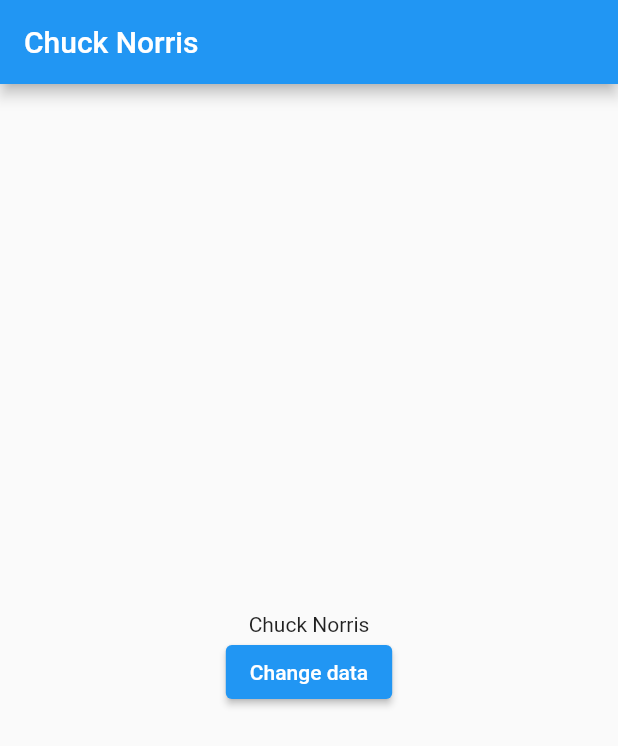
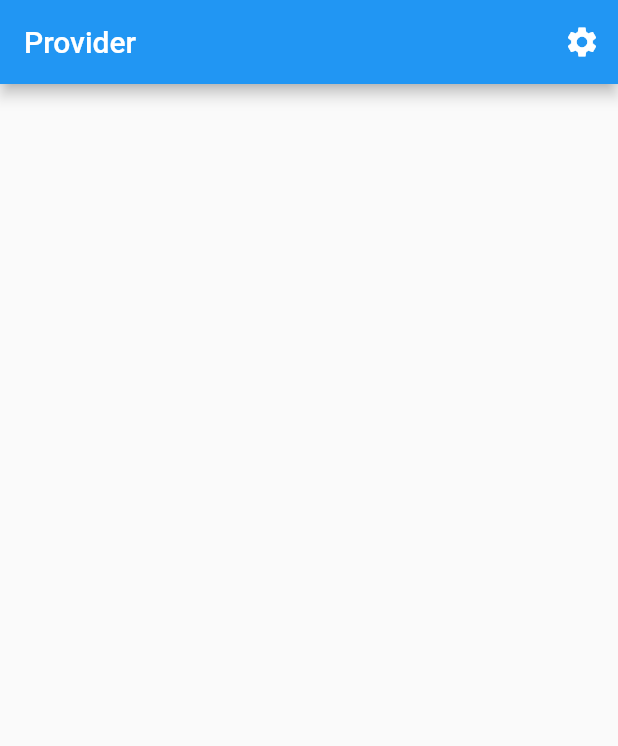
Before and after one commit to princebioh/Provider-State-Management, a Flutter app: the screen it shows after launch, on a phone screen of 412 x 824 dp. Shown: the top 746 px of the screen. Run offline on Flutter 3.47's test engine with Material 2 defaults, Android fonts, the phone set to English and light mode, and no system bars.

Commit message:
Models Added

```diff
--- a/lib/main.dart
+++ b/lib/main.dart
@@ -1,6 +1,8 @@
 import 'package:flutter/material.dart';
 import 'package:provider/provider.dart';
 import 'package:provider_state_management/models/app_data.dart';
+import 'package:provider_state_management/models/settings_model.dart';
+import 'package:provider_state_management/routes/routes.dart';
 
 void main() {
   runApp(const MyApp());
@@ -11,80 +13,21 @@ class MyApp extends StatelessWidget {
 
   @override
   Widget build(BuildContext context) {
-    return const MaterialApp(
-      home: MainPage(),
-    );
-  }
-}
-
-class MainPage extends StatelessWidget {
-  const MainPage({Key? key}) : super(key: key);
-  @override
-  Widget build(BuildContext context) {
-    // print('Building MainPage');
-    return ChangeNotifierProvider(
-      create: (context) => AppData(),
+    return MultiProvider(
+      providers: [
+        ChangeNotifierProvider(
+          create: (context) => AppData(),
+        ),
+        ChangeNotifierProvider(
+          create: (context) => SettingsData(),
+        ),
+      ],
       builder: (context, child) {
-        return Scaffold(
-          appBar: AppBar(
-            title: Consumer<AppData>(
-              builder: (context, value, child) {
-                return Text(value.name);
-              },
-            ),
-          ),
-          body: const Screen2(),
+        return const MaterialApp(
+          initialRoute: RouteManager.homePage,
+          onGenerateRoute: RouteManager.routeNav,
         );
       },
     );
   }
 }
-
-class Screen2 extends StatelessWidget {
-  const Screen2({Key? key}) : super(key: key);
-  @override
-  Widget build(BuildContext context) {
-    // print('Building Screen2');
-    return Container(
-      child: const Screen3(),
-    );
-  }
-}
-
-class Screen3 extends StatelessWidget {
-  const Screen3({Key? key}) : super(key: key);
-  @override
-  Widget build(BuildContext context) {
-    // print('Building Screen3');
-    return Container(
-      child: const Screen4(),
-    );
-  }
-}
-
-class Screen4 extends StatelessWidget {
-  const Screen4({Key? key}) : super(key: key);
-  @override
-  Widget build(BuildContext context) {
-    // print('Building Screen4');
-    return Center(
-      child: Column(
-        mainAxisAlignment: MainAxisAlignment.center,
-        children: [
-          Consumer<AppData>(
-            builder: (context, value, child) {
-              return Text(value.name);
-            },
-          ),
-          ElevatedButton(
-            onPressed: () {
-              // Provider.of<AppData>(context, listen: false).changeData("Davies");
-              context.read<AppData>().changeData("Prince Bioh");
-            },
-            child: const Text('Change data'),
-          ),
-        ],
-      ),
-    );
-  }
-}
--- /dev/null
+++ b/lib/models/settings_model.dart
@@ -0,0 +1,12 @@
+import 'package:flutter/material.dart';
+
+class SettingsData with ChangeNotifier {
+  Color _appBarColor = Colors.blue;
+
+  Color get appBarColor => _appBarColor;
+
+  set appBarColor(Color newColor) {
+    _appBarColor = newColor;
+    notifyListeners();
+  }
+}
--- /dev/null
+++ b/lib/pages/home_page.dart
@@ -0,0 +1,29 @@
+import 'package:flutter/material.dart';
+import 'package:provider/provider.dart';
+import 'package:provider_state_management/models/settings_model.dart';
+import 'package:provider_state_management/routes/routes.dart';
+
+class HomePage extends StatelessWidget {
+  const HomePage({super.key});
+
+  @override
+  Widget build(BuildContext context) {
+    return Scaffold(
+      appBar: AppBar(
+        backgroundColor: context.watch<SettingsData>().appBarColor,
+        title: const Text(
+          "Provider",
+        ),
+        actions: [
+          IconButton(
+            onPressed: () {
+              Navigator.of(context).pushNamed(RouteManager.settingsPage);
+            },
+            icon: const Icon(Icons.settings),
+            splashRadius: 30,
+          ),
+        ],
+      ),
+    );
+  }
+}
--- /dev/null
+++ b/lib/pages/settings_page.dart
@@ -0,0 +1,34 @@
+import "package:flutter/material.dart";
+
+class SettingsPage extends StatelessWidget {
+  const SettingsPage({super.key});
+
+  @override
+  Widget build(BuildContext context) {
+    return Scaffold(
+      appBar: AppBar(
+        title: const Text("Settings Page"),
+      ),
+      body: Center(
+        child: Column(
+          mainAxisAlignment: MainAxisAlignment.center,
+          children: [
+            ElevatedButton(
+              onPressed: () {
+
+              },
+              style:
+                  ElevatedButton.styleFrom(backgroundColor: Colors.deepPurple),
+              child: const Text("DeepPurple"),
+            ),
+            ElevatedButton(
+              onPressed: () {},
+              style: ElevatedButton.styleFrom(backgroundColor: Colors.black87),
+              child: const Text("Black"),
+            ),
+          ],
+        ),
+      ),
+    );
+  }
+}
--- /dev/null
+++ b/lib/routes/routes.dart
@@ -0,0 +1,24 @@
+import 'package:flutter/material.dart';
+import 'package:provider_state_management/pages/home_page.dart';
+import 'package:provider_state_management/pages/settings_page.dart';
+
+class RouteManager {
+  static const String homePage = '/';
+  static const String settingsPage = '/settings';
+
+  static Route<dynamic> routeNav(RouteSettings settings) {
+    switch (settings.name) {
+      case homePage:
+        return MaterialPageRoute(
+          builder: (context) => const HomePage(),
+        );
+      case settingsPage:
+        return MaterialPageRoute(
+          builder: (context) => const SettingsPage(),
+        );
+
+      default:
+        throw const FormatException("Page Not Found");
+    }
+  }
+}
```
